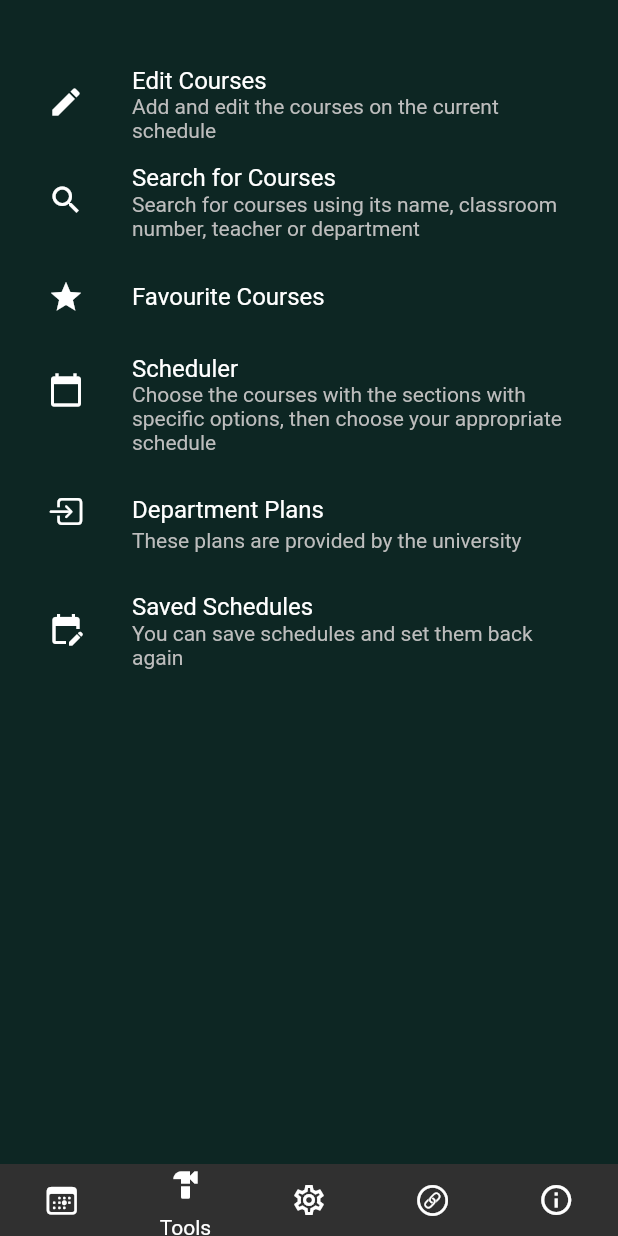
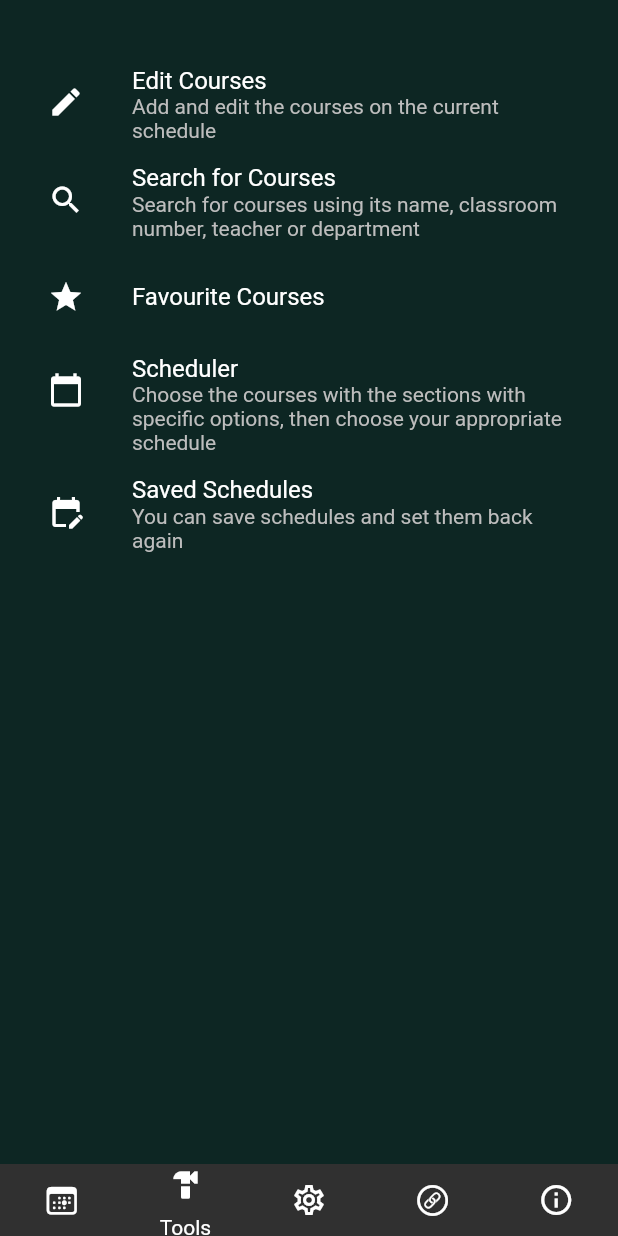
Before and after one commit to Hasan-Amkieh/ders_program_test, a Flutter app: the Home screen opened by its route, item 2 of the bottom bar chosen, on a phone screen of 412 x 824 dp. Run offline on Flutter 3.47's test engine with Material 2 defaults, Android fonts, the light colour scheme and no system bars; our stand-ins replace flutter_spinkit, fluttertoast, getwidget, image_gallery_saver, lottie and 4 more; missing offline and left inert: adaptive_action_sheet, dart:ffi, flutter_branch_sdk, flutter_inappwebview, restart_app.

Commit message:
Fixed a small bug inside the Isolate part!
Removed the department schedules page since it has no use inside this application

Started saving the current schedule index

Changed the hint text color into grey

Now the schedule page will show the classrooms that are identical in all of the periods not regarding the empty ones, if one of them is different then it is shown exactly the same

```diff
--- a/lib/main.dart
+++ b/lib/main.dart
@@ -1,6 +1,7 @@
 // NOTE: minimum version of android is 4.4 for the application to run,
 
 import 'dart:async';
+import 'dart:ffi';
 import 'dart:io';
 import 'package:ders_program_test/language/dictionary.dart';
 import 'package:ders_program_test/others/subject.dart';
@@ -120,6 +121,7 @@ class Main {
     toWrite = toWrite + "department:"+department.toString()+"\n";
     toWrite = toWrite + "language:"+language.toString()+"\n";
     toWrite = toWrite + "hour_update:"+hourUpdate.toString()+"\n";
+    toWrite = toWrite + "schedule_index:"+currentScheduleIndex.toString()+"\n";
 
     file.writeAsStringSync(toWrite, mode: FileMode.write);
 
@@ -143,6 +145,7 @@ class Main {
         department = content.substring(content.indexOf("department:") + 11, content.indexOf("\n", content.indexOf("department:") + 11));
         language = content.substring(content.indexOf("language:") + 9, content.indexOf("\n", content.indexOf("language:") + 9));
         hourUpdate = int.parse(content.substring(content.indexOf("hour_update:") + 12, content.indexOf("\n", content.indexOf("hour_update:") + 12)));
+        currentScheduleIndex = int.parse(content.substring(content.indexOf("schedule_index:") + 15, content.indexOf("\n", content.indexOf("schedule_index:") + 15)));
       }
     } catch(err) {
       print("The settings file was not opened bcs: $err");
@@ -394,8 +397,6 @@ Future main() async {
   if (Main.schedules.isEmpty) {
     Main.schedules.add(Schedule(scheduleName: translateEng("Default Schedule"), scheduleCourses: []));
   }
-  // TODO: Store the schedule index along the settings file inside writeSettings and readSettings:
-  Main.currentScheduleIndex = 0;
 
   if (Main.forceUpdate) { // if we are going to update then check for internet:
     await NoInternetPageState.checkInternet();
--- a/lib/others/appthemes.dart
+++ b/lib/others/appthemes.dart
@@ -55,6 +55,8 @@ class AppTheme {
 
   Brightness keyboardTheme = Main.theme == ThemeMode.light ? Brightness.light : Brightness.dark;
 
+  Color hintTextColor = Colors.grey.shade500;
+
   AppTheme() {
     ;
   }
--- a/lib/others/subject.dart
+++ b/lib/others/subject.dart
@@ -44,8 +44,10 @@ class Subject { // represents a class
       if (days[i].isEmpty) {
         days.removeAt(i);
       }
-      if (bgnPeriods[i].isEmpty) {
-        bgnPeriods.removeAt(i);
+      if (bgnPeriods.isNotEmpty) { // safety, bcs the employees are doing their jobs poorly to fetch the data into the timetable website!
+        if (i < bgnPeriods.length && bgnPeriods[i].isEmpty) {
+          bgnPeriods.removeAt(i);
+        }
       }
     }
 
--- a/lib/pages/home_page.dart
+++ b/lib/pages/home_page.dart
@@ -208,16 +208,15 @@ class HomeState extends State<Home> with SingleTickerProviderStateMixin, Widgets
                 subtitle: Text(translateEng('Choose the courses with the sections with specific options, then choose your appropriate schedule'), style: TextStyle(color: Main.appTheme.subtitleTextColor)),
                 leading: Icon(Icons.calendar_today, color: Main.appTheme.titleIconColor),
               ),
-              SizedBox(height: height * 0.01),
-              ListTile(
-                onTap: () {
-                  // TODO:
-                  ;
-                },
-                title: Text(translateEng('Department Plans'), style: TextStyle(color: Main.appTheme.titleTextColor)),
-                subtitle: Text(translateEng('These plans are provided by the university'), style: TextStyle(color: Main.appTheme.subtitleTextColor)),
-                leading: Icon(CupertinoIcons.square_arrow_right, color: Main.appTheme.titleIconColor),
-              ),
+              // SizedBox(height: height * 0.01),
+              // ListTile(
+              //   onTap: () {
+              //     ;
+              //   },
+              //   title: Text(translateEng('Department Plans'), style: TextStyle(color: Main.appTheme.titleTextColor)),
+              //   subtitle: Text(translateEng('These plans are provided by the university'), style: TextStyle(color: Main.appTheme.subtitleTextColor)),
+              //   leading: Icon(CupertinoIcons.square_arrow_right, color: Main.appTheme.titleIconColor),
+              // ),
               SizedBox(height: height * 0.01),
               ListTile(
                 onTap: () {
@@ -468,7 +467,7 @@ class HomeState extends State<Home> with SingleTickerProviderStateMixin, Widgets
       linksPage = ListView(
         children: [
           Container(
-            padding: EdgeInsets.fromLTRB(0.1 * width, 0.03 * width, 0, 0),
+            padding: EdgeInsets.fromLTRB(0 * width, 0.03 * width, 0, 0),
             child: ListTile(
               leading: Image.asset("lib/icons/atacs.png", width: IconTheme.of(context).size!, height: IconTheme.of(context).size!),
               title: Text('Atacs', style: TextStyle(color: Main.appTheme.titleTextColor)),
@@ -483,7 +482,7 @@ class HomeState extends State<Home> with SingleTickerProviderStateMixin, Widgets
             ),
           ),
           Container(
-            padding: EdgeInsets.fromLTRB(0.1 * width, 0, 0, 0),
+            padding: EdgeInsets.fromLTRB(0 * width, 0, 0, 0),
             child: ListTile(
               leading: Icon(Icons.schedule, color: Main.appTheme.titleTextColor),
               title: Text(translateEng("School's Schedules"), style: TextStyle(color: Main.appTheme.titleTextColor)),
@@ -497,7 +496,7 @@ class HomeState extends State<Home> with SingleTickerProviderStateMixin, Widgets
               },
             ),
           ),Container(
-            padding: EdgeInsets.fromLTRB(0.1 * width, 0, 0, 0),
+            padding: EdgeInsets.fromLTRB(0 * width, 0, 0, 0),
             child: ListTile(
               leading: Icon(Icons.calculate, color: Main.appTheme.titleTextColor),
               title: Text(translateEng("GPA Calculator"), style: TextStyle(color: Main.appTheme.titleTextColor)),
@@ -534,14 +533,16 @@ class HomeState extends State<Home> with SingleTickerProviderStateMixin, Widgets
 
     Widget? aboutPage;
     if (pageIndex == 4) {
-      aboutPage = ListView(
+      aboutPage = Container(
+        margin: EdgeInsets.fromLTRB(0, 0.03 * width, 0, 0),
+        child: ListView(
           children: [
             ListTile(
               title: Text(translateEng('Send a Message'), style: TextStyle(color: Main.appTheme.titleTextColor)),
               leading: Icon(CupertinoIcons.mail_solid, color: Main.appTheme.titleIconColor),
               subtitle: Text(translateEng("Complains and Suggestions"), style: TextStyle(color: Main.appTheme.subtitleTextColor)),
               onTap: () async { // TODO: Change in the future:
-              const url = 'mailto:hassan1551@outlook.com?subject:Scheduling%20App&body=%0A%0A%0AThank you for 2 months of effort'; // %0A new line / %20 white space
+                const url = 'mailto:hassan1551@outlook.com?subject:Scheduling%20App&body=%0A%0A%0AThank you for the 3 months of effort'; // %0A new line / %20 white space
                     if (await canLaunch(url)) {
                       await launch(url);
                     } else {
@@ -573,6 +574,7 @@ class HomeState extends State<Home> with SingleTickerProviderStateMixin, Widgets
             //   },
             // ),
           ],
+        ),
       );
     }
 
@@ -975,6 +977,21 @@ class HomeState extends State<Home> with SingleTickerProviderStateMixin, Widgets
           });
           //print("index of ${course.subject.classCode} is $drawingIndex N $colSize");
 
+          String classroomStr = i < course.subject.classrooms.length ? deleteRepitions(course.subject.classrooms[i]).toString().replaceAll(RegExp("[\\[.*?\\]]"), "") : "";
+          if (classroomStr.isEmpty) {
+            for (int j = 0 ; j < course.subject.classrooms.length ; j++) {
+              if (classroomStr.isNotEmpty && course.subject.classrooms[j].isNotEmpty && deleteRepitions(course.subject.classrooms[j]).toString().replaceAll(RegExp("[\\[.*?\\]]"), "") != classroomStr) {
+                classroomStr = "";
+                break;
+              }
+              if (course.subject.classrooms[j].isNotEmpty) {
+                classroomStr = deleteRepitions(course.subject.classrooms[j]).toString().replaceAll(RegExp("[\\[.*?\\]]"), "");
+              }
+            }
+          }
+          //print("Of period $i of subject ${course.subject.classCode} has classrooms $classroomStr");
+
+          // XOXOXO
           coursesList.add(
             Positioned(child: TextButton(
               //clipBehavior: Clip.none,
@@ -995,7 +1012,7 @@ class HomeState extends State<Home> with SingleTickerProviderStateMixin, Widgets
                                 fontSize: 11.0),
                           ),
                           TextSpan(
-                            text: (isCol ? "  " : "\n") + (i < course.subject.classrooms.length ? deleteRepitions(course.subject.classrooms[i]).toString().replaceAll(RegExp("[\\[.*?\\]]"), "") : ""),
+                            text: (isCol ? "  " : "\n") + classroomStr,
                             style: TextStyle(
                                 color: whiteThemeScheduleColors[colorIndex][1],
                                 fontSize: 9.0),
--- a/lib/pages/saved_schedules_page.dart
+++ b/lib/pages/saved_schedules_page.dart
@@ -264,7 +264,7 @@ class SavedSchedulePageState extends State<SavedSchedulePage> {
                             children: [
                               Text(translateEng("Name"), style: TextStyle(color: Main.appTheme.titleTextColor)),
                               SizedBox(width: width * 0.4,
-                                  child: TextFormField(controller: nameController, cursorColor: Main.appTheme.titleTextColor, style: TextStyle(color: Main.appTheme.titleTextColor), decoration: InputDecoration(hintStyle: TextStyle(color: Main.appTheme.titleTextColor), hintText: translateEng("e.g. Summer Semester"))))
+                                  child: TextFormField(controller: nameController, cursorColor: Main.appTheme.titleTextColor, style: TextStyle(color: Main.appTheme.titleTextColor), decoration: InputDecoration(hintStyle: TextStyle(color: Main.appTheme.hintTextColor), hintText: translateEng("e.g. Summer Semester"))))
                             ],
                           ),
                         ],
@@ -370,7 +370,7 @@ class SavedSchedulePageState extends State<SavedSchedulePage> {
                                     style: TextStyle(color: Main.appTheme.titleTextColor),
                                     decoration: InputDecoration(
                                         hintText: translateEng("e.g. Summer Semester"),
-                                        hintStyle: TextStyle(color: Main.appTheme.titleTextColor),
+                                        hintStyle: TextStyle(color: Main.appTheme.hintTextColor),
                                         labelText: "Schedule Name",
                                         labelStyle: TextStyle(color: Main.appTheme.titleTextColor),
                                     ),
--- a/lib/pages/search_page.dart
+++ b/lib/pages/search_page.dart
@@ -163,7 +163,7 @@ class SearchPageState extends State<SearchPage> {
                 style: TextStyle(color: Main.appTheme.titleTextColor),
                 cursorColor: Main.appTheme.titleTextColor,
                 decoration: InputDecoration(
-                  hintStyle: TextStyle(color: Main.appTheme.titleTextColor),
+                  hintStyle: TextStyle(color: Main.appTheme.hintTextColor),
                   hintText: (searchByCourseName ? (translateEng("Course Code") + ", ") : "") + (searchByTeacher ? (translateEng("Teacher Name") + ", ") : "") + (searchByClassroom ? translateEng("classroom") : ""),
                   labelStyle: TextStyle(color: Main.appTheme.titleTextColor),
                   labelText: translateEng("SEARCH"),
```
Also changed, not shown: lib/pages/personalinfo.dart (+12 -12 lines), lib/pages/scheduler_page.dart (+4 -4 lines). Lines whose indentation alone changed are shown as unchanged.
